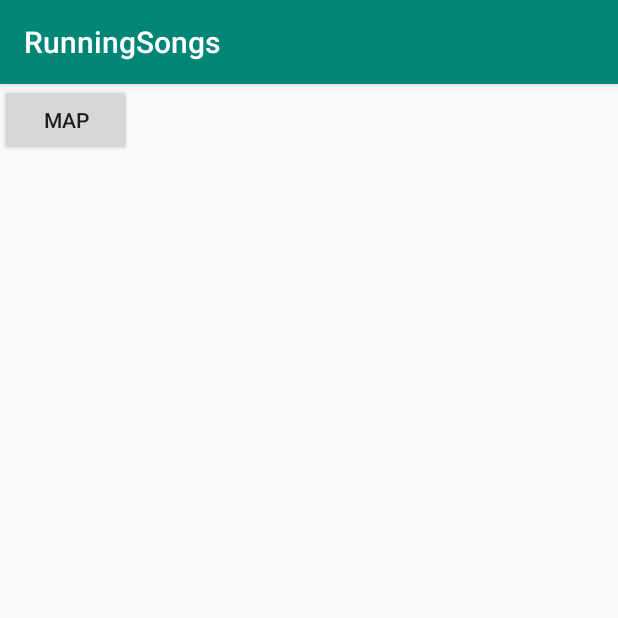
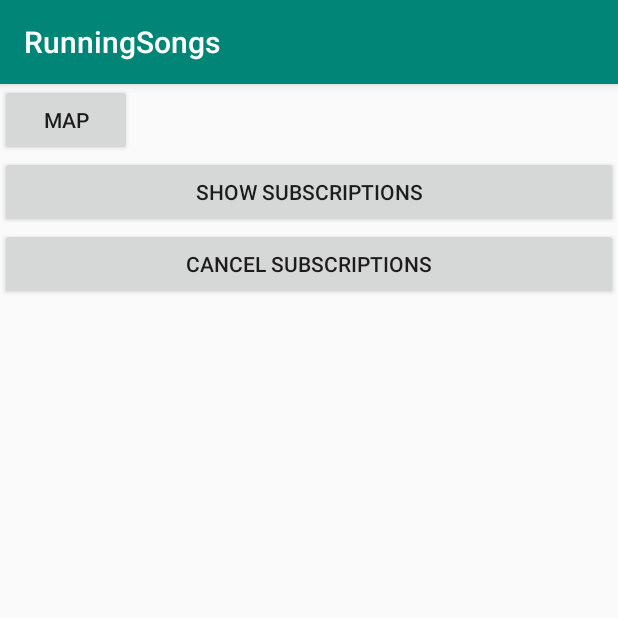
Before and after one commit to przybyszartur/RunningSongs, an Android app: the screen it shows after launch (MainActivity), on a phone screen of 412 x 824 dp, the top half of it. Run offline under Robolectric (Android 15) with nearby library versions, the phone set to English and light mode, and no system bars; 3 statements that could not run were skipped.

Commit message:
* Added listing subscriptions

```diff
--- a/app/src/main/java/com/example/runningsongs/MainActivity.java
+++ b/app/src/main/java/com/example/runningsongs/MainActivity.java
@@ -3,6 +3,8 @@ package com.example.runningsongs;
         import android.app.Dialog;
         import android.content.Intent;
         import android.content.IntentSender;
+        import android.support.annotation.NonNull;
+        import android.support.annotation.Nullable;
         import android.support.v7.app.AppCompatActivity;
         import android.os.Bundle;
         import android.util.Log;
@@ -18,19 +20,22 @@ package com.example.runningsongs;
         import com.google.android.gms.common.api.Scope;
         import com.google.android.gms.common.api.Status;
         import com.google.android.gms.fitness.Fitness;
+        import com.google.android.gms.fitness.FitnessStatusCodes;
         import com.google.android.gms.fitness.data.DataPoint;
         import com.google.android.gms.fitness.data.DataSource;
         import com.google.android.gms.fitness.data.DataType;
         import com.google.android.gms.fitness.data.Field;
+        import com.google.android.gms.fitness.data.Subscription;
         import com.google.android.gms.fitness.data.Value;
         import com.google.android.gms.fitness.request.DataSourcesRequest;
         import com.google.android.gms.fitness.request.OnDataPointListener;
         import com.google.android.gms.fitness.request.SensorRequest;
         import com.google.android.gms.fitness.result.DataSourcesResult;
+        import com.google.android.gms.fitness.result.ListSubscriptionsResult;
 
         import java.util.concurrent.TimeUnit;
 
-public class MainActivity extends AppCompatActivity implements OnDataPointListener, GoogleApiClient.ConnectionCallbacks, GoogleApiClient.OnConnectionFailedListener {
+public class MainActivity extends AppCompatActivity implements OnDataPointListener, GoogleApiClient.ConnectionCallbacks, GoogleApiClient.OnConnectionFailedListener, View.OnClickListener {
 
     private static final String TAG = "MainActivity";
 
@@ -40,6 +45,39 @@ public class MainActivity extends AppCompatActivity implements OnDataPointListen
     private static final String AUTH_PENDING = "auth_state_pending";
     private boolean authInProgress = false;
     private GoogleApiClient mApiClient;
+
+    private Button mCancelSubscriptionsBtn;
+    private Button mShowSubscriptionsBtn;
+
+    private ResultCallback<Status> mSubscribeResultCallback;
+    private ResultCallback<Status> mCancelSubscriptionResultCallback;
+    private ResultCallback<ListSubscriptionsResult> mListSubscriptionsResultCallback;
+
+//    private GoogleApiClient mGoogleApiClient;
+
+    @Override
+    public void onClick(View v) {
+        switch(v.getId()) {
+            case R.id.btn_cancel_subscriptions: {
+                cancelSubscriptions();
+                break;
+            }
+            case R.id.btn_show_subscriptions: {
+                showSubscriptions();
+                break;
+            }
+        }
+    }
+
+    private void showSubscriptions() {
+        Fitness.RecordingApi.listSubscriptions(mApiClient)
+                .setResultCallback(mListSubscriptionsResultCallback);
+    }
+
+    private void cancelSubscriptions() {
+        Fitness.RecordingApi.unsubscribe(mApiClient, DataType.TYPE_STEP_COUNT_DELTA)
+                .setResultCallback(mCancelSubscriptionResultCallback);
+    }
 
     @Override
     protected void onCreate(Bundle savedInstanceState) {
@@ -59,7 +97,60 @@ public class MainActivity extends AppCompatActivity implements OnDataPointListen
                 .addScope(new Scope(Scopes.FITNESS_ACTIVITY_READ_WRITE))
                 .addConnectionCallbacks(this)
                 .addOnConnectionFailedListener(this)
+                .addApi(Fitness.RECORDING_API)
+                .addConnectionCallbacks(this)
+                .enableAutoManage(this, 0, this)
                 .build();
+        initViews();
+        initCallbacks();
+    }
+
+    private void initViews() {
+        mCancelSubscriptionsBtn = (Button) findViewById(R.id.btn_cancel_subscriptions);
+        mShowSubscriptionsBtn = (Button) findViewById(R.id.btn_show_subscriptions);
+
+        mCancelSubscriptionsBtn.setOnClickListener(this);
+        mShowSubscriptionsBtn.setOnClickListener(this);
+    }
+
+    private void initCallbacks() {
+        mSubscribeResultCallback = new ResultCallback<Status>() {
+            @Override
+            public void onResult(@NonNull Status status) {
+                if (status.isSuccess()) {
+                    if (status.getStatusCode() == FitnessStatusCodes.SUCCESS_ALREADY_SUBSCRIBED) {
+                        Log.e( "RecordingAPI", "Already subscribed to the Recording API");
+                    } else {
+                        Log.e("RecordingAPI", "Subscribed to the Recording API");
+                    }
+                }
+            }
+        };
+
+        mCancelSubscriptionResultCallback = new ResultCallback<Status>() {
+            @Override
+            public void onResult(@NonNull Status status) {
+                if (status.isSuccess()) {
+                    Log.e( "RecordingAPI", "Canceled subscriptions!");
+                } else {
+                    // Subscription not removed
+                    Log.e("RecordingAPI", "Failed to cancel subscriptions");
+                }
+            }
+        };
+
+        mListSubscriptionsResultCallback = new ResultCallback<ListSubscriptionsResult>() {
+            @Override
+            public void onResult(@NonNull ListSubscriptionsResult listSubscriptionsResult) {
+                for (Subscription subscription : listSubscriptionsResult.getSubscriptions()) {
+                    DataType dataType = subscription.getDataType();
+                    Log.e( "RecordingAPI", dataType.getName() );
+                    for (Field field : dataType.getFields() ) {
+                        Log.e( "RecordingAPI", field.toString() );
+                    }
+                }
+            }
+        };
     }
 
     @Override
@@ -155,6 +246,8 @@ public class MainActivity extends AppCompatActivity implements OnDataPointListen
 
         Fitness.SensorsApi.findDataSources(mApiClient, dataSourceRequest)
                 .setResultCallback(dataSourcesResultCallback);
+        Fitness.RecordingApi.subscribe(mApiClient, DataType.TYPE_STEP_COUNT_DELTA)
+                .setResultCallback(mSubscribeResultCallback);
     }
 
     private void registerFitnessDataListener(DataSource dataSource, DataType dataType) {
--- a/app/src/main/res/layout/activity_main.xml
+++ b/app/src/main/res/layout/activity_main.xml
@@ -1,18 +1,22 @@
 <?xml version="1.0" encoding="utf-8"?>
-<android.support.constraint.ConstraintLayout
-    xmlns:android="http://schemas.android.com/apk/res/android"
-    xmlns:tools="http://schemas.android.com/tools"
-    xmlns:app="http://schemas.android.com/apk/res-auto"
+<LinearLayout xmlns:android="http://schemas.android.com/apk/res/android"
 android:layout_width="match_parent"
 android:layout_height="match_parent"
-    tools:context=".MainActivity">
-
+android:orientation="vertical">
 
 <Button
     android:layout_width="wrap_content"
     android:layout_height="wrap_content"
     android:text="Map"
-        android:id="@+id/btnMap"
-        tools:ignore="MissingConstraints" />
-
-</android.support.constraint.ConstraintLayout>
+    android:id="@+id/btnMap"/>
+<Button
+    android:id="@+id/btn_show_subscriptions"
+    android:layout_width="match_parent"
+    android:layout_height="wrap_content"
+    android:text="Show Subscriptions"/>
+<Button
+    android:id="@+id/btn_cancel_subscriptions"
+    android:layout_width="match_parent"
+    android:layout_height="wrap_content"
+    android:text="Cancel Subscriptions"/>
+</LinearLayout>
```
Lines whose indentation alone changed are shown as unchanged.
